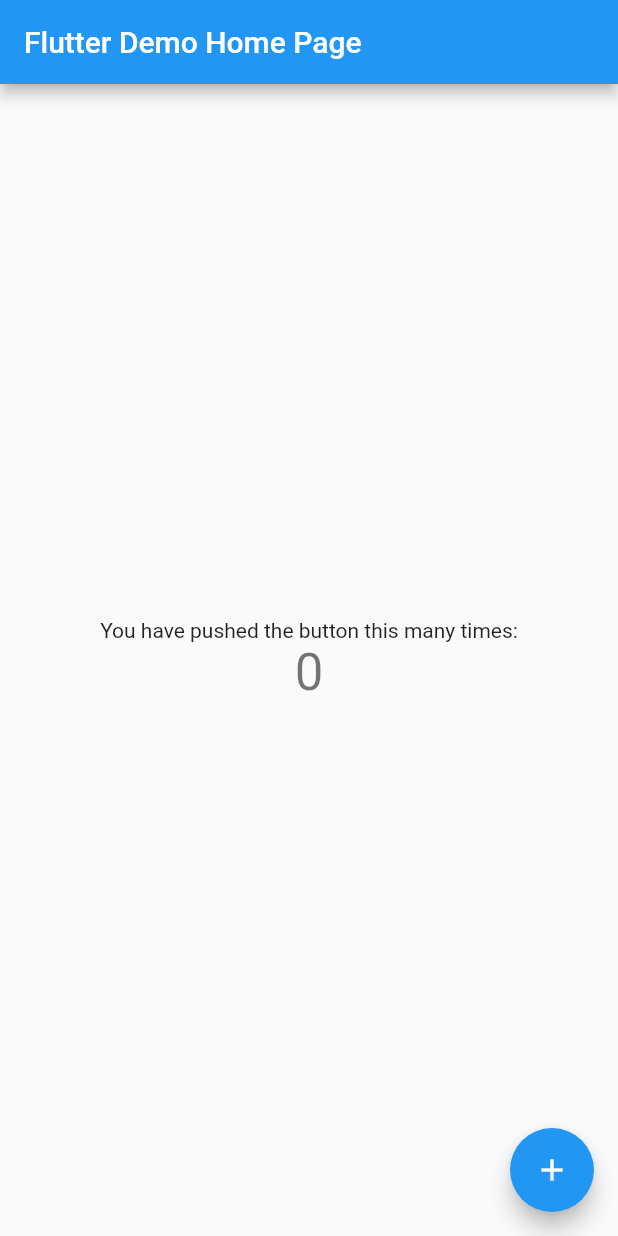
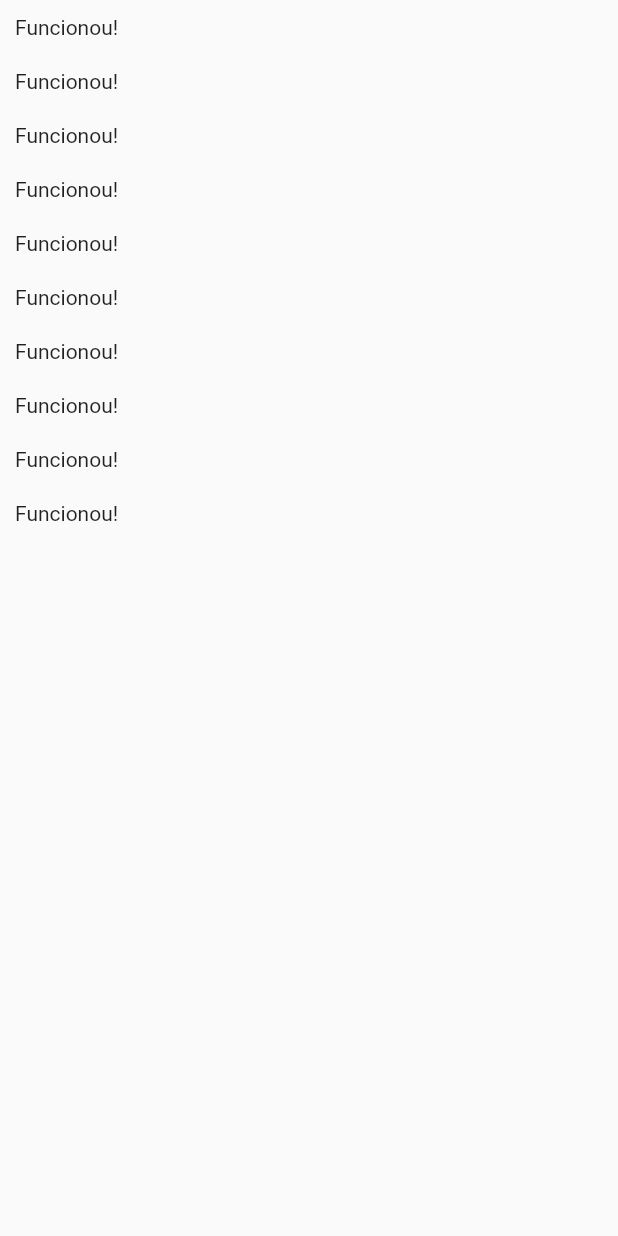
Before and after one commit to tarcisiolopes/chat_flutter, a Flutter app: the screen it shows after launch, on a phone screen of 412 x 824 dp. Run offline on Flutter 3.47's test engine with Material 2 defaults, Android fonts, the phone set to English and light mode, and no system bars.

Commit message:
Criando tela do chat

```diff
--- a/lib/main.dart
+++ b/lib/main.dart
@@ -1,3 +1,4 @@
+import 'package:chat/screens/chat_screen.dart';
 import 'package:flutter/material.dart';
 
 void main() {
@@ -5,113 +6,15 @@ void main() {
 }
 
 class MyApp extends StatelessWidget {
-  // This widget is the root of your application.
   @override
   Widget build(BuildContext context) {
     return MaterialApp(
       title: 'Chat Demo',
       theme: ThemeData(
-        // This is the theme of your application.
-        //
-        // Try running your application with "flutter run". You'll see the
-        // application has a blue toolbar. Then, without quitting the app, try
-        // changing the primarySwatch below to Colors.green and then invoke
-        // "hot reload" (press "r" in the console where you ran "flutter run",
-        // or simply save your changes to "hot reload" in a Flutter IDE).
-        // Notice that the counter didn't reset back to zero; the application
-        // is not restarted.
         primarySwatch: Colors.blue,
-        // This makes the visual density adapt to the platform that you run
-        // the app on. For desktop platforms, the controls will be smaller and
-        // closer together (more dense) than on mobile platforms.
         visualDensity: VisualDensity.adaptivePlatformDensity,
       ),
-      home: MyHomePage(title: 'Flutter Demo Home Page'),
+      home: ChatScreen(),
     );
   }
 }
-
-class MyHomePage extends StatefulWidget {
-  MyHomePage({Key key, this.title}) : super(key: key);
-
-  // This widget is the home page of your application. It is stateful, meaning
-  // that it has a State object (defined below) that contains fields that affect
-  // how it looks.
-
-  // This class is the configuration for the state. It holds the values (in this
-  // case the title) provided by the parent (in this case the App widget) and
-  // used by the build method of the State. Fields in a Widget subclass are
-  // always marked "final".
-
-  final String title;
-
-  @override
-  _MyHomePageState createState() => _MyHomePageState();
-}
-
-class _MyHomePageState extends State<MyHomePage> {
-  int _counter = 0;
-
-  void _incrementCounter() {
-    setState(() {
-      // This call to setState tells the Flutter framework that something has
-      // changed in this State, which causes it to rerun the build method below
-      // so that the display can reflect the updated values. If we changed
-      // _counter without calling setState(), then the build method would not be
-      // called again, and so nothing would appear to happen.
-      _counter++;
-    });
-  }
-
-  @override
-  Widget build(BuildContext context) {
-    // This method is rerun every time setState is called, for instance as done
-    // by the _incrementCounter method above.
-    //
-    // The Flutter framework has been optimized to make rerunning build methods
-    // fast, so that you can just rebuild anything that needs updating rather
-    // than having to individually change instances of widgets.
-    return Scaffold(
-      appBar: AppBar(
-        // Here we take the value from the MyHomePage object that was created by
-        // the App.build method, and use it to set our appbar title.
-        title: Text(widget.title),
-      ),
-      body: Center(
-        // Center is a layout widget. It takes a single child and positions it
-        // in the middle of the parent.
-        child: Column(
-          // Column is also a layout widget. It takes a list of children and
-          // arranges them vertically. By default, it sizes itself to fit its
-          // children horizontally, and tries to be as tall as its parent.
-          //
-          // Invoke "debug painting" (press "p" in the console, choose the
-          // "Toggle Debug Paint" action from the Flutter Inspector in Android
-          // Studio, or the "Toggle Debug Paint" command in Visual Studio Code)
-          // to see the wireframe for each widget.
-          //
-          // Column has various properties to control how it sizes itself and
-          // how it positions its children. Here we use mainAxisAlignment to
-          // center the children vertically; the main axis here is the vertical
-          // axis because Columns are vertical (the cross axis would be
-          // horizontal).
-          mainAxisAlignment: MainAxisAlignment.center,
-          children: <Widget>[
-            Text(
-              'You have pushed the button this many times:',
-            ),
-            Text(
-              '$_counter',
-              style: Theme.of(context).textTheme.headline4,
-            ),
-          ],
-        ),
-      ),
-      floatingActionButton: FloatingActionButton(
-        onPressed: _incrementCounter,
-        tooltip: 'Increment',
-        child: Icon(Icons.add),
-      ), // This trailing comma makes auto-formatting nicer for build methods.
-    );
-  }
-}
--- /dev/null
+++ b/lib/screens/chat_screen.dart
@@ -0,0 +1,17 @@
+import 'package:flutter/material.dart';
+
+class ChatScreen extends StatelessWidget {
+  const ChatScreen({Key key}) : super(key: key);
+
+  @override
+  Widget build(BuildContext context) {
+    return Scaffold(
+      body: ListView.builder(
+          itemCount: 10,
+          itemBuilder: (ctx, i) => Container(
+                padding: EdgeInsets.all(10),
+                child: Text('Funcionou!'),
+              )),
+    );
+  }
+}
```
Also changed, not shown: 1 other file.
